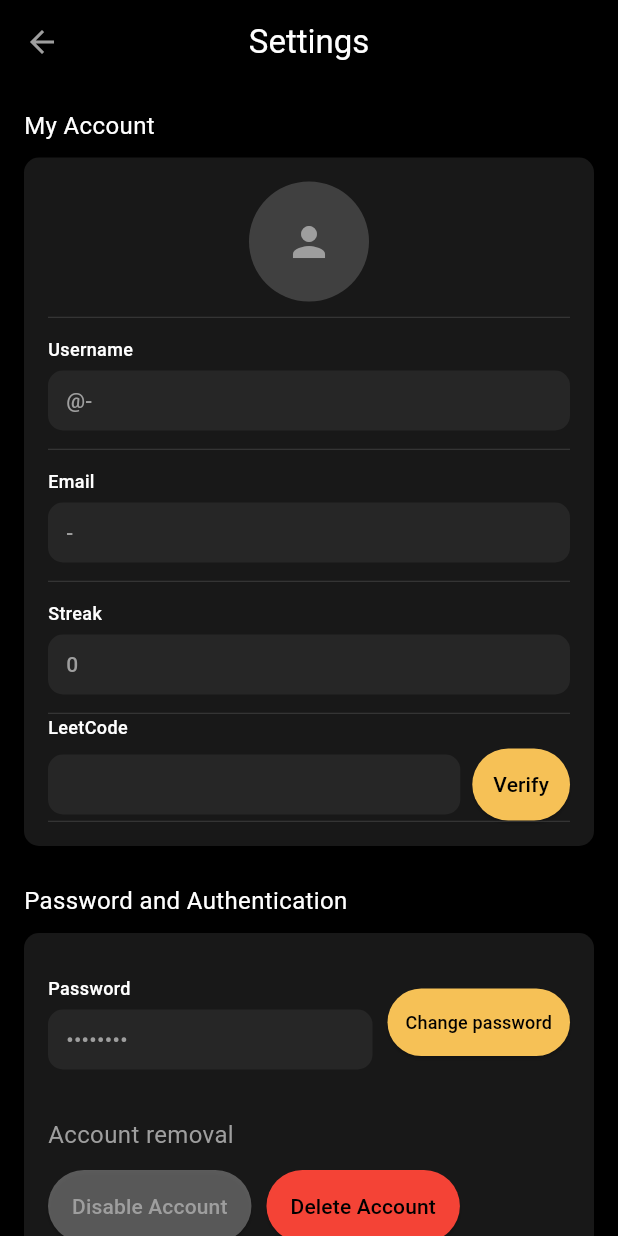
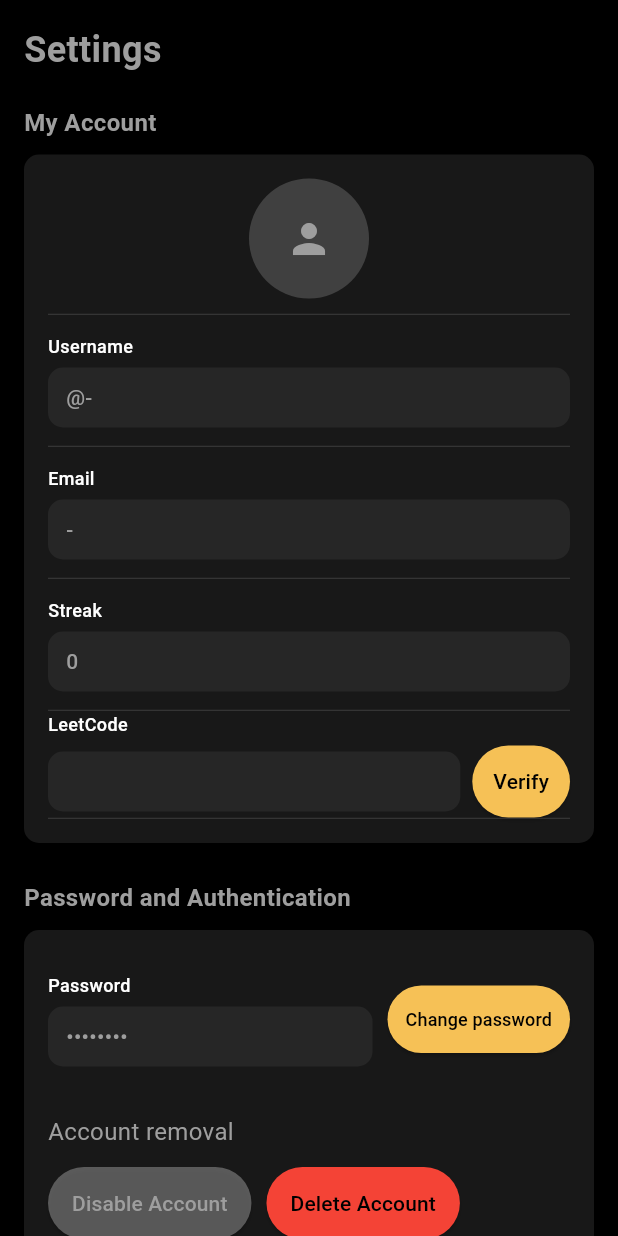
Before and after one commit to GDGVIT/lc-leaderboard-app, a Flutter app: the SettingsPage screen opened directly, on a phone screen of 412 x 824 dp. Run offline on Flutter 3.47's test engine with Material 3 defaults, Android fonts, the phone set to English and light mode, and no system bars; our stand-ins replace dio, go_router, retrofit, shared_preferences; missing offline and left inert: pixelarticons; accounts and stored records are empty; generated files the repository leaves out were written again; network calls fail; Roboto replaces fonts that are missing (PixelifySans).

Commit message:
cleanup: UI tweaks

```diff
--- a/leaderboard_app/lib/pages/settings_page.dart
+++ b/leaderboard_app/lib/pages/settings_page.dart
@@ -24,21 +24,25 @@ class SettingsPage extends StatelessWidget {
 
     return Scaffold(
       backgroundColor: colors.surface,
-      appBar: AppBar(
-        title: const Text('Settings', style: TextStyle(color: Colors.white),),
-        centerTitle: true,
-        backgroundColor: colors.surface,
-        elevation: 0,
-        foregroundColor: colors.primary,
-      ),
-  body: ListView(
-        padding: const EdgeInsets.all(16),
-        children: [
+      body: SafeArea(
+        child: ListView(
+          padding: const EdgeInsets.only(left:16, right:16, top:16, bottom:24),
+          children: [
+            // Title (match Group Chats styling)
+            Text(
+              'Settings',
+              style: TextStyle(
+                color: colors.primary,
+                fontSize: 24,
+                fontWeight: FontWeight.bold,
+              ),
+            ),
+            const SizedBox(height: 20),
 
           // ====== Personal Details ======
           Text(
             'My Account',
-            style: TextStyle(color: Colors.white, fontSize: 16),
+            style: TextStyle(color: colors.primary, fontSize: 16, fontWeight: FontWeight.w600),
           ),
           const SizedBox(height: 10),
 
@@ -153,7 +157,7 @@ class SettingsPage extends StatelessWidget {
           // ====== Container 2 ======
           Text(
             'Password and Authentication',
-            style: TextStyle(color: Colors.white, fontSize: 16),
+            style: TextStyle(color: colors.primary, fontSize: 16, fontWeight: FontWeight.w600),
           ),
           const SizedBox(height: 10),
           Container(
@@ -257,6 +261,7 @@ class SettingsPage extends StatelessWidget {
             ),
           ),
         ],
+        ),
       ),
     );
   }
--- a/leaderboard_app/lib/pages/signin_page.dart
+++ b/leaderboard_app/lib/pages/signin_page.dart
@@ -75,7 +75,7 @@ class _SignInPageState extends State<SignInPage> {
                       decoration: InputDecoration(
                         filled: true,
                         fillColor: const Color(0xFF141316),
-                        hintText: 'Email or username',
+                        hintText: 'Email',
                         hintStyle:  TextStyle(color: Colors.grey.withOpacity(0.28)),
                         border: OutlineInputBorder(
                           borderRadius: BorderRadius.circular(8),
```
Also changed, not shown: leaderboard_app/lib/pages/chatlists_page.dart (+91 -114 lines), 2 other files.
